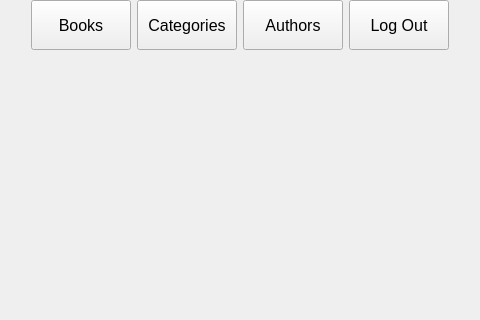
Qt form src/forms/librarymainwindow.ui (yunag/QLibraryManagementSystem) before a commit; both pictures show x 264 to 744 and y 0 to 320 of the 1014 by 737 pixel window.
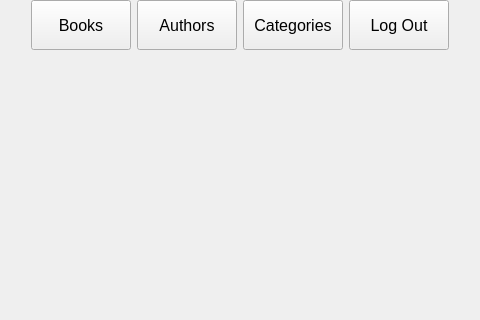
The same form after that commit. Icons and pictures are not drawn.

```diff
--- a/src/forms/librarymainwindow.ui
+++ b/src/forms/librarymainwindow.ui
@@ -134,7 +134,7 @@
           </widget>
          </item>
          <item>
-          <widget class="QPushButton" name="categoriesButton">
+          <widget class="QPushButton" name="authorsButton">
            <property name="sizePolicy">
             <sizepolicy hsizetype="Minimum" vsizetype="Expanding">
              <horstretch>0</horstretch>
@@ -153,7 +153,7 @@
             </font>
            </property>
            <property name="text">
-            <string>Categories</string>
+            <string>Authors</string>
            </property>
            <property name="checkable">
             <bool>true</bool>
@@ -164,7 +164,7 @@
           </widget>
          </item>
          <item>
-          <widget class="QPushButton" name="authorsButton">
+          <widget class="QPushButton" name="categoriesButton">
            <property name="sizePolicy">
             <sizepolicy hsizetype="Minimum" vsizetype="Expanding">
              <horstretch>0</horstretch>
@@ -183,7 +183,7 @@
             </font>
            </property>
            <property name="text">
-            <string>Authors</string>
+            <string>Categories</string>
            </property>
            <property name="checkable">
             <bool>true</bool>
```
